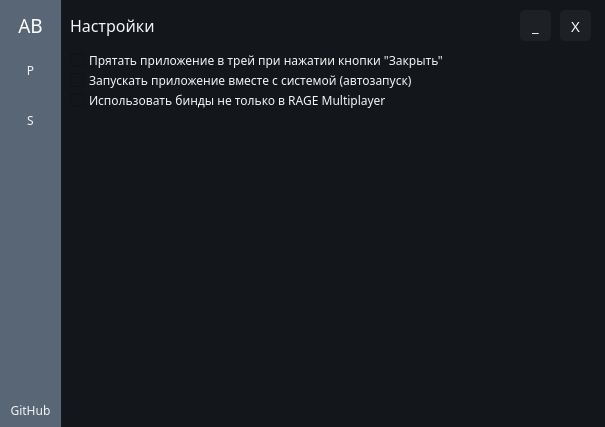
Before: the Qt Designer form src/ui/mainWindow.ui in denipolis/arci-binder, drawn with Qt 5.
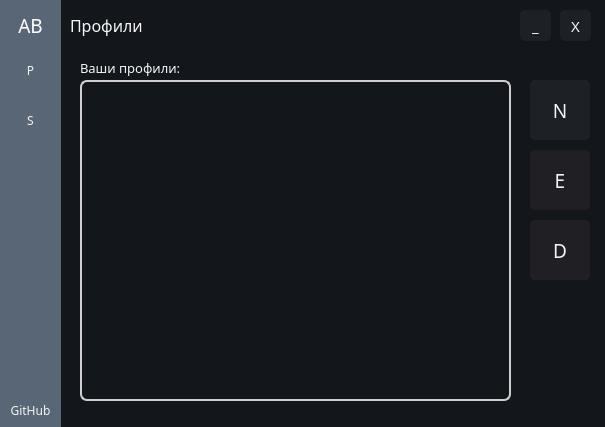
After: the same form once the commit is applied.

Commit message: Changed settings font from `8px` to `10px`

Patch:
```diff
--- a/src/ui/mainWindow.ui
+++ b/src/ui/mainWindow.ui
@@ -239,6 +239,12 @@
        <height>21</height>
       </rect>
      </property>
+     <property name="font">
+      <font>
+       <family>Rubik</family>
+       <pointsize>10</pointsize>
+      </font>
+     </property>
      <property name="text">
       <string>Прятать приложение в трей при нажатии кнопки &quot;Закрыть&quot;</string>
      </property>
@@ -252,6 +258,12 @@
        <height>21</height>
       </rect>
      </property>
+     <property name="font">
+      <font>
+       <family>Rubik</family>
+       <pointsize>10</pointsize>
+      </font>
+     </property>
      <property name="text">
       <string>Запускать приложение вместе с системой (автозапуск)</string>
      </property>
@@ -265,6 +277,12 @@
        <height>21</height>
       </rect>
      </property>
+     <property name="font">
+      <font>
+       <family>Rubik</family>
+       <pointsize>10</pointsize>
+      </font>
+     </property>
      <property name="text">
       <string>Использовать бинды не только в RAGE Multiplayer</string>
      </property>
@@ -418,8 +436,8 @@
     <zorder>profilesTitle</zorder>
     <zorder>label</zorder>
    </widget>
-   <zorder>profilesWidget</zorder>
    <zorder>settingsWidget</zorder>
+   <zorder>profilesWidget</zorder>
    <zorder>minimizeButton</zorder>
    <zorder>closeButton</zorder>
    <zorder>navigationWidget</zorder>
```
The commit also changes 1 other file.
